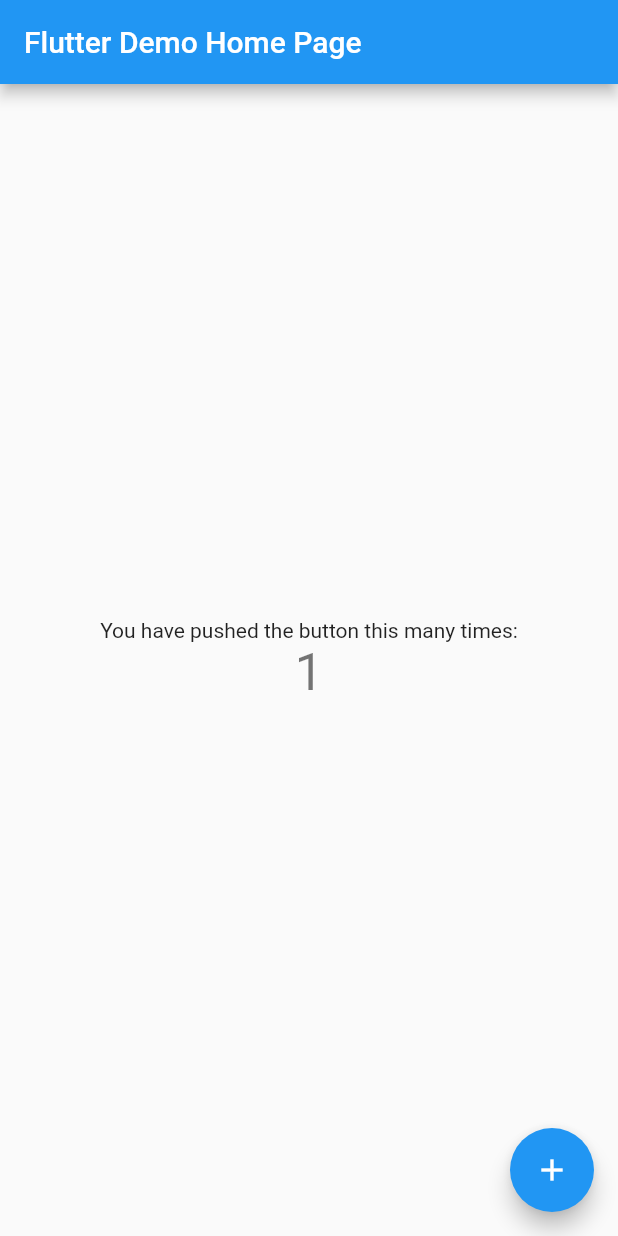
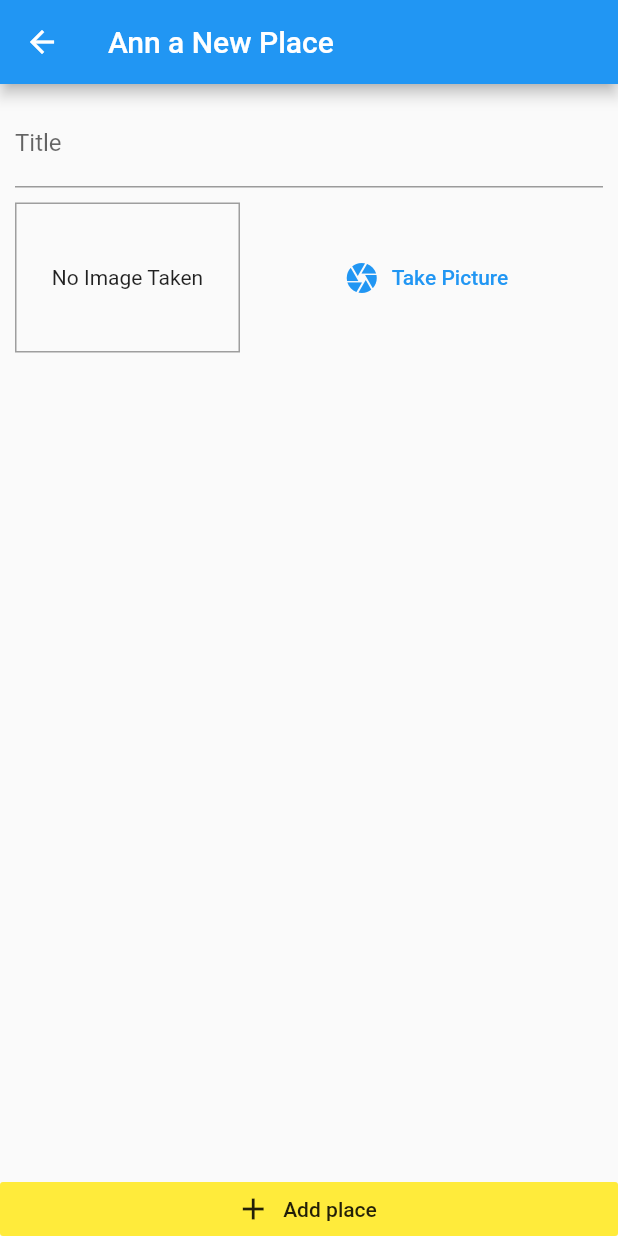
Before and after one commit to ssghazaryan/greate_places, a Flutter app: the screen it shows after launch, after a tap on the "add" icon, on a phone screen of 412 x 824 dp. Run offline on Flutter 3.47's test engine with Material 2 defaults, Android fonts, the phone set to English and light mode, and no system bars; our stand-ins replace image_picker, sqflite; accounts and stored records are empty.

Commit message:
add sqlDb

```diff
--- /dev/null
+++ b/lib/helpers/db_helper.dart
@@ -0,0 +1,28 @@
+import 'package:sqflite/sqflite.dart' as sql;
+import 'package:path/path.dart' as path;
+import 'package:sqflite/sqlite_api.dart';
+
+class DBHelper {
+  static Future<Database> database() async {
+    final dbPath = await sql.getDatabasesPath();
+    return sql.openDatabase(path.join(dbPath, 'places.db'),
+        onCreate: (db, version) {
+      return db.execute(
+          'CREATE TABLE user_places(id TEXT PRIMARY KEY, title TEXT, image TEXT)');
+    }, version: 1);
+  }
+
+  static Future<void> insert(String table, Map<String, Object> data) async {
+    final db = await DBHelper.database();
+    db.insert(
+      table,
+      data,
+      conflictAlgorithm: ConflictAlgorithm.replace,
+    );
+  }
+
+  static Future<List<Map<String, dynamic>>> getData(String table) async{
+    final db = await DBHelper.database();
+    return db.query(table);
+  }
+}
--- a/lib/main.dart
+++ b/lib/main.dart
@@ -1,117 +1,30 @@
+import 'package:GreatPlaces/screens/place_list_screen.dart';
 import 'package:flutter/material.dart';
+import 'package:provider/provider.dart';
+import './providers/greate_places.dart';
+import 'screens/add_place_screen.dart';
 
 void main() {
   runApp(MyApp());
 }
 
 class MyApp extends StatelessWidget {
-  // This widget is the root of your application.
   @override
   Widget build(BuildContext context) {
-    return MaterialApp(
-      title: 'Flutter Demo',
-      theme: ThemeData(
-        // This is the theme of your application.
-        //
-        // Try running your application with "flutter run". You'll see the
-        // application has a blue toolbar. Then, without quitting the app, try
-        // changing the primarySwatch below to Colors.green and then invoke
-        // "hot reload" (press "r" in the console where you ran "flutter run",
-        // or simply save your changes to "hot reload" in a Flutter IDE).
-        // Notice that the counter didn't reset back to zero; the application
-        // is not restarted.
-        primarySwatch: Colors.blue,
-        // This makes the visual density adapt to the platform that you run
-        // the app on. For desktop platforms, the controls will be smaller and
-        // closer together (more dense) than on mobile platforms.
-        visualDensity: VisualDensity.adaptivePlatformDensity,
+    return ChangeNotifierProvider.value(
+          value: GreatePlaces(),
+          child: MaterialApp(
+        title: 'Great Places',
+        theme: ThemeData(
+          accentColor: Colors.yellow,
+          primarySwatch: Colors.blue,
+          visualDensity: VisualDensity.adaptivePlatformDensity,
+        ),
+        home: PlacesListScreen(),
+        routes: {
+          AddPlaceScreen.routeName: (ctx) => AddPlaceScreen(),
+        },
       ),
-      home: MyHomePage(title: 'Flutter Demo Home Page'),
     );
   }
 }
-
-class MyHomePage extends StatefulWidget {
-  MyHomePage({Key key, this.title}) : super(key: key);
-
-  // This widget is the home page of your application. It is stateful, meaning
-  // that it has a State object (defined below) that contains fields that affect
-  // how it looks.
-
-  // This class is the configuration for the state. It holds the values (in this
-  // case the title) provided by the parent (in this case the App widget) and
-  // used by the build method of the State. Fields in a Widget subclass are
-  // always marked "final".
-
-  final String title;
-
-  @override
-  _MyHomePageState createState() => _MyHomePageState();
-}
-
-class _MyHomePageState extends State<MyHomePage> {
-  int _counter = 0;
-
-  void _incrementCounter() {
-    setState(() {
-      // This call to setState tells the Flutter framework that something has
-      // changed in this State, which causes it to rerun the build method below
-      // so that the display can reflect the updated values. If we changed
-      // _counter without calling setState(), then the build method would not be
-      // called again, and so nothing would appear to happen.
-      _counter++;
-    });
-  }
-
-  @override
-  Widget build(BuildContext context) {
-    // This method is rerun every time setState is called, for instance as done
-    // by the _incrementCounter method above.
-    //
-    // The Flutter framework has been optimized to make rerunning build methods
-    // fast, so that you can just rebuild anything that needs updating rather
-    // than having to individually change instances of widgets.
-    return Scaffold(
-      appBar: AppBar(
-        // Here we take the value from the MyHomePage object that was created by
-        // the App.build method, and use it to set our appbar title.
-        title: Text(widget.title),
-      ),
-      body: Center(
-        // Center is a layout widget. It takes a single child and positions it
-        // in the middle of the parent.
-        child: Column(
-          // Column is also a layout widget. It takes a list of children and
-          // arranges them vertically. By default, it sizes itself to fit its
-          // children horizontally, and tries to be as tall as its parent.
-          //
-          // Invoke "debug painting" (press "p" in the console, choose the
-          // "Toggle Debug Paint" action from the Flutter Inspector in Android
-          // Studio, or the "Toggle Debug Paint" command in Visual Studio Code)
-          // to see the wireframe for each widget.
-          //
-          // Column has various properties to control how it sizes itself and
-          // how it positions its children. Here we use mainAxisAlignment to
-          // center the children vertically; the main axis here is the vertical
-          // axis because Columns are vertical (the cross axis would be
-          // horizontal).
-          mainAxisAlignment: MainAxisAlignment.center,
-          children: <Widget>[
-            Text(
-              'You have pushed the button this many times:',
-            ),
-            Text(
-              '$_counter',
-              style: Theme.of(context).textTheme.headline4,
-            ),
-          ],
-        ),
-      ),
-      floatingActionButton: FloatingActionButton(
-        onPressed: _incrementCounter,
-        tooltip: 'Increment',
-        child: Icon(Icons.add),
-      ), // This trailing comma makes auto-formatting nicer for build methods.
-    );
-  }
-}
--- /dev/null
+++ b/lib/models/place.dart
@@ -0,0 +1,29 @@
+import 'dart:io';
+
+import 'package:flutter/material.dart';
+
+class PlaceLocation {
+  final double latitude;
+  final double longitude;
+  final String address;
+
+  PlaceLocation({
+    @required this.latitude,
+    @required this.longitude,
+    this.address,
+  });
+}
+
+class Place {
+  final String id;
+  final String title;
+  final PlaceLocation location;
+  final File image;
+
+  Place({
+    @required this.id,
+    @required this.title,
+    @required this.location,
+    @required this.image,
+  });
+}
--- /dev/null
+++ b/lib/providers/greate_places.dart
@@ -0,0 +1,40 @@
+import 'dart:io';
+import 'package:flutter/material.dart';
+import '../models/place.dart';
+import '../helpers/db_helper.dart';
+
+class GreatePlaces with ChangeNotifier {
+  List<Place> _items = [];
+
+  List<Place> get items {
+    return [..._items];
+  }
+
+  void addPlace(String title, File pickedImage){
+    final newPlace = Place(
+      id: DateTime.now().toString(),
+      image: pickedImage,
+      title: title,
+      location: null
+    );
+
+    _items.add(newPlace);
+    notifyListeners();
+    DBHelper.insert('user_places', {
+      'id':newPlace.id,
+      'title': newPlace.title,
+      'image': newPlace.image.path
+    });
+  }
+
+  Future<void> fetchAndSetPlaces() async{
+    final dataList = await DBHelper.getData('user_places');
+    _items = dataList.map((item) => Place(
+      id: item['id'],
+      title: item['title'],
+      image: File(item['image']),
+      location: null
+    )).toList();
+    notifyListeners();
+  }
+}
--- /dev/null
+++ b/lib/screens/add_place_screen.dart
@@ -0,0 +1,72 @@
+import 'dart:io';
+
+import 'package:GreatPlaces/providers/greate_places.dart';
+import 'package:GreatPlaces/widgets/image_input.dart';
+import 'package:flutter/material.dart';
+import 'package:provider/provider.dart';
+
+class AddPlaceScreen extends StatefulWidget {
+  static const routeName = '/add-place-screen';
+
+  @override
+  _AddPlaceScreenState createState() => _AddPlaceScreenState();
+}
+
+class _AddPlaceScreenState extends State<AddPlaceScreen> {
+  final _titleController = TextEditingController();
+  File _pickedImage;
+
+  void _selectImage(File myPickedImage) {
+    _pickedImage = myPickedImage;
+  }
+
+  void _savePlace() {
+    if (_titleController.text.isEmpty || _pickedImage == null) {
+      return;
+    }
+    Provider.of<GreatePlaces>(context, listen: false)
+        .addPlace(_titleController.text, _pickedImage);
+    Navigator.of(context).pop();
+  }
+
+  @override
+  Widget build(BuildContext context) {
+    return Scaffold(
+      appBar: AppBar(
+        title: Text('Ann a New Place'),
+      ),
+      body: Column(
+        mainAxisAlignment: MainAxisAlignment.spaceBetween,
+        crossAxisAlignment: CrossAxisAlignment.stretch,
+        children: [
+          Expanded(
+            child: SingleChildScrollView(
+              child: Padding(
+                padding: const EdgeInsets.all(10.0),
+                child: Column(
+                  children: [
+                    TextField(
+                      controller: _titleController,
+                      decoration: InputDecoration(labelText: 'Title'),
+                    ),
+                    SizedBox(height: 10),
+                    ImageInput(_selectImage),
+                  ],
+                ),
+              ),
+            ),
+          ),
+          RaisedButton.icon(
+            icon: Icon(Icons.add),
+            label: Container(
+                alignment: Alignment.center, child: Text('Add place')),
+            onPressed: _savePlace,
+            elevation: 0,
+            materialTapTargetSize: MaterialTapTargetSize.shrinkWrap,
+            color: Theme.of(context).accentColor,
+          )
+        ],
+      ),
+    );
+  }
+}
--- /dev/null
+++ b/lib/screens/place_list_screen.dart
@@ -0,0 +1,52 @@
+import 'package:GreatPlaces/providers/greate_places.dart';
+import 'package:GreatPlaces/screens/add_place_screen.dart';
+import 'package:flutter/material.dart';
+import 'package:provider/provider.dart';
+
+class PlacesListScreen extends StatelessWidget {
+  @override
+  Widget build(BuildContext context) {
+    return Scaffold(
+      appBar: AppBar(
+        title: Text('Your places'),
+        actions: [
+          IconButton(
+            icon: Icon(Icons.add),
+            onPressed: () {
+              Navigator.of(context).pushNamed(AddPlaceScreen.routeName);
+            },
+          )
+        ],
+      ),
+      body: FutureBuilder(
+        future: Provider.of<GreatePlaces>(context, listen: false)
+            .fetchAndSetPlaces(),
+        builder: (BuildContext context, AsyncSnapshot<dynamic> snapshot) =>
+            snapshot.connectionState == ConnectionState.waiting
+                ? Center(
+                    child: CircularProgressIndicator(),
+                  )
+                : Consumer<GreatePlaces>(
+                    child: Center(
+                      child:
+                          const Text('Got no places yet, start adding some!'),
+                    ),
+                    builder: (ctx, greatPlaces, Widget ch) =>
+                        greatPlaces.items.length <= 0
+                            ? ch
+                            : ListView.builder(
+                                itemCount: greatPlaces.items.length,
+                                itemBuilder: (ctx, i) => ListTile(
+                                  leading: CircleAvatar(
+                                    backgroundImage:
+                                        FileImage(greatPlaces.items[i].image),
+                                  ),
+                                  title: Text(greatPlaces.items[i].title),
+                                  onTap: () {},
+                                ),
+                              ),
+                  ),
+      ),
+    );
+  }
+}
--- /dev/null
+++ b/lib/widgets/image_input.dart
@@ -0,0 +1,70 @@
+import 'package:flutter/material.dart';
+import 'dart:io';
+
+import 'package:image_picker/image_picker.dart';
+import 'package:path/path.dart' as path;
+import 'package:path_provider/path_provider.dart' as syspaths;
+
+class ImageInput extends StatefulWidget {
+  final Function onSelectImage;
+
+  ImageInput(this.onSelectImage);
+  @override
+  _ImageInputState createState() => _ImageInputState();
+}
+
+class _ImageInputState extends State<ImageInput> {
+  File _storedImage;
+
+  Future<void> _takePicture() async {
+    final imageFile = await ImagePicker.pickImage(
+      source: ImageSource.camera,
+      maxHeight: 600,
+    );
+    if(imageFile == null) return;
+    setState(() {
+      _storedImage = imageFile;
+    });
+    final appDir = await syspaths.getApplicationDocumentsDirectory();
+    final fileName = path.basename(imageFile.path);
+    final savedImage = await imageFile.copy("${appDir.path}/$fileName");
+    widget.onSelectImage(savedImage);
+
+  }
+
+  @override
+  Widget build(BuildContext context) {
+    return Row(
+      children: [
+        Container(
+          width: 150,
+          height: 100,
+          decoration: BoxDecoration(
+            border: Border.all(width: 1, color: Colors.grey),
+          ),
+          child: _storedImage != null
+              ? Image.file(
+                  _storedImage,
+                  fit: BoxFit.cover,
+                  width: double.infinity,
+                )
+              : Text(
+                  'No Image Taken',
+                  textAlign: TextAlign.center,
+                ),
+          alignment: Alignment.center,
+        ),
+        SizedBox(
+          width: 10,
+        ),
+        Expanded(
+            child: FlatButton.icon(
+          icon: Icon(Icons.camera),
+          textColor: Theme.of(context).primaryColor,
+          label: Text('Take Picture'),
+          onPressed: _takePicture,
+        ))
+      ],
+    );
+  }
+}
--- a/pubspec.yaml
+++ b/pubspec.yaml
@@ -28,6 +28,11 @@ dependencies:
   # The following adds the Cupertino Icons font to your application.
   # Use with the CupertinoIcons class for iOS style icons.
   cupertino_icons: ^0.1.3
+  provider: ^4.0.5
+  image_picker: ^0.6.5
+  path_provider: ^1.6.5
+  path: ^1.6.4
+  sqflite: ^1.3.0
 
 dev_dependencies:
   flutter_test:
```
Also changed, not shown: lib/screens/place_detail_screen.dart (added), pubspec.lock, 5 other files.
